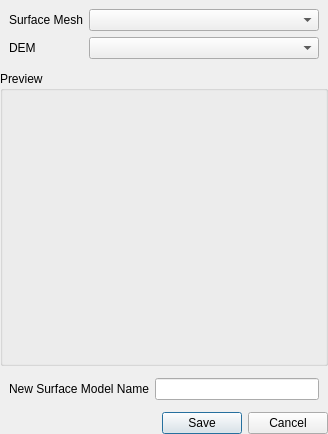
Before: the Qt Designer form gui/widgets/DEMWidget.ui in kateyy/geohazardvis, drawn with Qt 5.
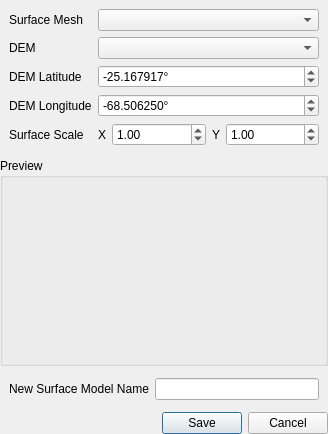
After: the same form once the commit is applied. Custom widgets are drawn as their Qt base class.

Commit message: DEM Gui options

Diff of the .ui file:
```diff
--- a/gui/widgets/DEMWidget.ui
+++ b/gui/widgets/DEMWidget.ui
@@ -34,6 +34,12 @@
    </property>
    <item row="1" column="0">
     <widget class="QGroupBox" name="groupBox">
+     <property name="sizePolicy">
+      <sizepolicy hsizetype="Expanding" vsizetype="Expanding">
+       <horstretch>0</horstretch>
+       <verstretch>0</verstretch>
+      </sizepolicy>
+     </property>
      <property name="title">
       <string>Preview</string>
      </property>
@@ -62,6 +68,12 @@
    </item>
    <item row="0" column="0">
     <widget class="QWidget" name="configGroup" native="true">
+     <property name="sizePolicy">
+      <sizepolicy hsizetype="Preferred" vsizetype="Preferred">
+       <horstretch>0</horstretch>
+       <verstretch>0</verstretch>
+      </sizepolicy>
+     </property>
      <layout class="QFormLayout" name="formLayout">
       <property name="fieldGrowthPolicy">
        <enum>QFormLayout::AllNonFixedFieldsGrow</enum>
@@ -86,6 +98,135 @@
       <item row="1" column="1">
        <widget class="QComboBox" name="demCombo"/>
       </item>
+      <item row="4" column="0">
+       <widget class="QLabel" name="label_4">
+        <property name="text">
+         <string>Surface Scale</string>
+        </property>
+       </widget>
+      </item>
+      <item row="4" column="1">
+       <widget class="QWidget" name="widget_2" native="true">
+        <layout class="QGridLayout" name="gridLayout_3">
+         <property name="leftMargin">
+          <number>0</number>
+         </property>
+         <property name="topMargin">
+          <number>0</number>
+         </property>
+         <property name="rightMargin">
+          <number>0</number>
+         </property>
+         <property name="bottomMargin">
+          <number>0</number>
+         </property>
+         <property name="horizontalSpacing">
+          <number>6</number>
+         </property>
+         <property name="verticalSpacing">
+          <number>0</number>
+         </property>
+         <item row="0" column="1">
+          <widget class="QDoubleSpinBox" name="surfaceScaleX">
+           <property name="sizePolicy">
+            <sizepolicy hsizetype="Expanding" vsizetype="Fixed">
+             <horstretch>0</horstretch>
+             <verstretch>0</verstretch>
+            </sizepolicy>
+           </property>
+           <property name="value">
+            <double>1.000000000000000</double>
+           </property>
+          </widget>
+         </item>
+         <item row="0" column="3">
+          <widget class="QDoubleSpinBox" name="surfaceScaleY">
+           <property name="sizePolicy">
+            <sizepolicy hsizetype="Expanding" vsizetype="Fixed">
+             <horstretch>0</horstretch>
+             <verstretch>0</verstretch>
+            </sizepolicy>
+           </property>
+           <property name="value">
+            <double>1.000000000000000</double>
+           </property>
+          </widget>
+         </item>
+         <item row="0" column="0">
+          <widget class="QLabel" name="label_5">
+           <property name="text">
+            <string>X</string>
+           </property>
+          </widget>
+         </item>
+         <item row="0" column="2">
+          <widget class="QLabel" name="label_6">
+           <property name="text">
+            <string>Y</string>
+           </property>
+          </widget>
+         </item>
+        </layout>
+       </widget>
+      </item>
+      <item row="2" column="0">
+       <widget class="QLabel" name="label_7">
+        <property name="text">
+         <string>DEM Latitude</string>
+        </property>
+       </widget>
+      </item>
+      <item row="2" column="1">
+       <widget class="QDoubleSpinBox" name="demLatitude">
+        <property name="suffix">
+         <string>°</string>
+        </property>
+        <property name="decimals">
+         <number>6</number>
+        </property>
+        <property name="minimum">
+         <double>-90.000000000000000</double>
+        </property>
+        <property name="maximum">
+         <double>90.000000000000000</double>
+        </property>
+        <property name="singleStep">
+         <double>0.010000000000000</double>
+        </property>
+        <property name="value">
+         <double>-25.167916666667</double>
+        </property>
+       </widget>
+      </item>
+      <item row="3" column="1">
+       <widget class="QDoubleSpinBox" name="demLongitude">
+        <property name="suffix">
+         <string>°</string>
+        </property>
+        <property name="decimals">
+         <number>6</number>
+        </property>
+        <property name="minimum">
+         <double>-90.000000000000000</double>
+        </property>
+        <property name="maximum">
+         <double>90.000000000000000</double>
+        </property>
+        <property name="singleStep">
+         <double>0.010000000000000</double>
+        </property>
+        <property name="value">
+         <double>-68.5062500000003</double>
+        </property>
+       </widget>
+      </item>
+      <item row="3" column="0">
+       <widget class="QLabel" name="label_8">
+        <property name="text">
+         <string>DEM Longitude</string>
+        </property>
+       </widget>
+      </item>
      </layout>
     </widget>
    </item>
```
The commit also changes 3 other files.
